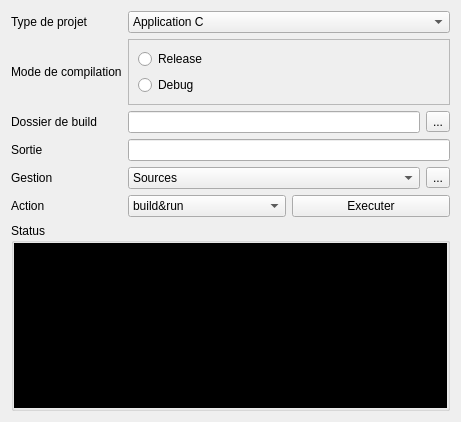
First picture: the form in projects/ProjectManager/tabs/tabcompiler.ui, repository darkFrancis/ProjectManager, before the edit.
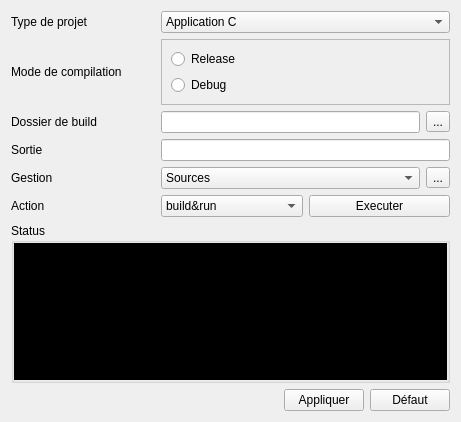
Second picture: the form after the edit.

Diff of the .ui file:
```diff
--- a/projects/ProjectManager/tabs/tabcompiler.ui
+++ b/projects/ProjectManager/tabs/tabcompiler.ui
@@ -14,7 +14,84 @@
    <string>Form</string>
   </property>
   <layout class="QGridLayout" name="gridLayout">
-   <item row="0" column="1">
+   <item row="6" column="0" colspan="3">
+    <widget class="QGroupBox" name="groupBox_status">
+     <property name="title">
+      <string>Status</string>
+     </property>
+     <layout class="QGridLayout" name="gridLayout_2">
+      <property name="leftMargin">
+       <number>0</number>
+      </property>
+      <property name="topMargin">
+       <number>0</number>
+      </property>
+      <property name="rightMargin">
+       <number>0</number>
+      </property>
+      <property name="bottomMargin">
+       <number>0</number>
+      </property>
+      <property name="spacing">
+       <number>0</number>
+      </property>
+      <item row="0" column="0">
+       <widget class="QTextEdit" name="textEdit_status">
+        <property name="styleSheet">
+         <string notr="true">background-color: rgb(0, 0, 0);
+color: rgb(255, 255, 255);</string>
+        </property>
+        <property name="readOnly">
+         <bool>true</bool>
+        </property>
+       </widget>
+      </item>
+     </layout>
+    </widget>
+   </item>
+   <item row="5" column="0">
+    <widget class="QLabel" name="label_action">
+     <property name="text">
+      <string>Action</string>
+     </property>
+    </widget>
+   </item>
+   <item row="4" column="0">
+    <widget class="QLabel" name="label_gestion">
+     <property name="text">
+      <string>Gestion</string>
+     </property>
+    </widget>
+   </item>
+   <item row="3" column="0">
+    <widget class="QLabel" name="label_output">
+     <property name="text">
+      <string>Sortie</string>
+     </property>
+    </widget>
+   </item>
+   <item row="2" column="0">
+    <widget class="QLabel" name="label_buildDir">
+     <property name="text">
+      <string>Dossier de build</string>
+     </property>
+    </widget>
+   </item>
+   <item row="1" column="0">
+    <widget class="QLabel" name="label_compilationMode">
+     <property name="text">
+      <string>Mode de compilation</string>
+     </property>
+    </widget>
+   </item>
+   <item row="0" column="0">
+    <widget class="QLabel" name="label_projectTyper">
+     <property name="text">
+      <string>Type de projet</string>
+     </property>
+    </widget>
+   </item>
+   <item row="0" column="1" colspan="2">
     <widget class="QComboBox" name="comboBox_projectType">
      <item>
       <property name="text">
@@ -48,78 +125,7 @@
      </item>
     </widget>
    </item>
-   <item row="0" column="0">
-    <widget class="QLabel" name="label_projectTyper">
-     <property name="text">
-      <string>Type de projet</string>
-     </property>
-    </widget>
-   </item>
-   <item row="5" column="0">
-    <widget class="QLabel" name="label_action">
-     <property name="text">
-      <string>Action</string>
-     </property>
-    </widget>
-   </item>
-   <item row="3" column="0">
-    <widget class="QLabel" name="label_output">
-     <property name="text">
-      <string>Sortie</string>
-     </property>
-    </widget>
-   </item>
-   <item row="5" column="1">
-    <layout class="QHBoxLayout" name="horizontalLayout">
-     <item>
-      <widget class="QComboBox" name="comboBox_action">
-       <item>
-        <property name="text">
-         <string>build&amp;run</string>
-        </property>
-       </item>
-       <item>
-        <property name="text">
-         <string>build</string>
-        </property>
-       </item>
-       <item>
-        <property name="text">
-         <string>run</string>
-        </property>
-       </item>
-       <item>
-        <property name="text">
-         <string>makefile</string>
-        </property>
-       </item>
-       <item>
-        <property name="text">
-         <string>clean</string>
-        </property>
-       </item>
-       <item>
-        <property name="text">
-         <string>install</string>
-        </property>
-       </item>
-       <item>
-        <property name="text">
-         <string>uninstall</string>
-        </property>
-       </item>
-      </widget>
-     </item>
-     <item>
-      <widget class="QPushButton" name="pushButton_action">
-       <property name="text">
-        <string>Executer</string>
-       </property>
-      </widget>
-     </item>
-    </layout>
-   </item>
-   <item row="1" column="1">
+   <item row="1" column="1" colspan="2">
     <widget class="QFrame" name="frame">
      <property name="frameShape">
       <enum>QFrame::StyledPanel</enum>
@@ -151,27 +157,14 @@
      </layout>
     </widget>
    </item>
-   <item row="1" column="0">
-    <widget class="QLabel" name="label_compilationMode">
-     <property name="text">
-      <string>Mode de compilation</string>
-     </property>
-    </widget>
-   </item>
-   <item row="2" column="0">
-    <widget class="QLabel" name="label_buildDir">
-     <property name="text">
-      <string>Dossier de build</string>
-     </property>
-    </widget>
-   </item>
-   <item row="3" column="1">
-    <widget class="QLineEdit" name="lineEdit_output"/>
-   </item>
-   <item row="2" column="1">
+   <item row="2" column="1" colspan="2">
     <layout class="QHBoxLayout" name="horizontalLayout_2">
      <item>
-      <widget class="QLineEdit" name="lineEdit_buildDir"/>
+      <widget class="QLineEdit" name="lineEdit_buildDir">
+       <property name="readOnly">
+        <bool>true</bool>
+       </property>
+      </widget>
      </item>
      <item>
       <widget class="QToolButton" name="toolButton_buildDir">
@@ -182,49 +175,10 @@
      </item>
     </layout>
    </item>
-   <item row="6" column="0" colspan="2">
-    <widget class="QGroupBox" name="groupBox_status">
-     <property name="title">
-      <string>Status</string>
-     </property>
-     <layout class="QGridLayout" name="gridLayout_2">
-      <property name="leftMargin">
-       <number>0</number>
-      </property>
-      <property name="topMargin">
-       <number>0</number>
-      </property>
-      <property name="rightMargin">
-       <number>0</number>
-      </property>
-      <property name="bottomMargin">
-       <number>0</number>
-      </property>
-      <property name="spacing">
-       <number>0</number>
-      </property>
-      <item row="0" column="0">
-       <widget class="QTextEdit" name="textEdit_status">
-        <property name="styleSheet">
-         <string notr="true">background-color: rgb(0, 0, 0);
-color: rgb(255, 255, 255);</string>
-        </property>
-        <property name="readOnly">
-         <bool>true</bool>
-        </property>
-       </widget>
-      </item>
-     </layout>
-    </widget>
+   <item row="3" column="1" colspan="2">
+    <widget class="QLineEdit" name="lineEdit_output"/>
    </item>
-   <item row="4" column="0">
-    <widget class="QLabel" name="label_gestion">
-     <property name="text">
-      <string>Gestion</string>
-     </property>
-    </widget>
-   </item>
-   <item row="4" column="1">
+   <item row="4" column="1" colspan="2">
     <layout class="QHBoxLayout" name="horizontalLayout_3">
      <item>
       <widget class="QComboBox" name="comboBox_gestion">
@@ -249,6 +203,87 @@
      </item>
     </layout>
    </item>
+   <item row="5" column="1" colspan="2">
+    <layout class="QHBoxLayout" name="horizontalLayout">
+     <item>
+      <widget class="QComboBox" name="comboBox_action">
+       <item>
+        <property name="text">
+         <string>build&amp;run</string>
+        </property>
+       </item>
+       <item>
+        <property name="text">
+         <string>build</string>
+        </property>
+       </item>
+       <item>
+        <property name="text">
+         <string>run</string>
+        </property>
+       </item>
+       <item>
+        <property name="text">
+         <string>makefile</string>
+        </property>
+       </item>
+       <item>
+        <property name="text">
+         <string>clean</string>
+        </property>
+       </item>
+       <item>
+        <property name="text">
+         <string>install</string>
+        </property>
+       </item>
+       <item>
+        <property name="text">
+         <string>uninstall</string>
+        </property>
+       </item>
+      </widget>
+     </item>
+     <item>
+      <widget class="QPushButton" name="pushButton_action">
+       <property name="text">
+        <string>Executer</string>
+       </property>
+      </widget>
+     </item>
+    </layout>
+   </item>
+   <item row="7" column="0" colspan="3">
+    <layout class="QHBoxLayout" name="horizontalLayout_4">
+     <item>
+      <spacer name="horizontalSpacer">
+       <property name="orientation">
+        <enum>Qt::Horizontal</enum>
+       </property>
+       <property name="sizeHint" stdset="0">
+        <size>
+         <width>40</width>
+         <height>20</height>
+        </size>
+       </property>
+      </spacer>
+     </item>
+     <item>
+      <widget class="QPushButton" name="pushButton_apply">
+       <property name="text">
+        <string>Appliquer</string>
+       </property>
+      </widget>
+     </item>
+     <item>
+      <widget class="QPushButton" name="pushButton_default">
+       <property name="text">
+        <string>Défaut</string>
+       </property>
+      </widget>
+     </item>
+    </layout>
+   </item>
   </layout>
  </widget>
  <resources/>
```
